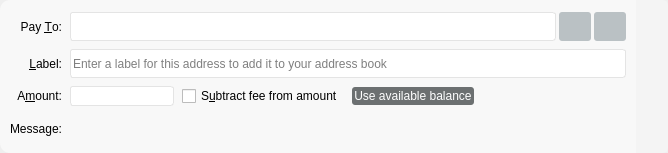
Qt form src/qt/forms/sendcoinsentry.ui (ecoinchain/ecoin) before a commit.
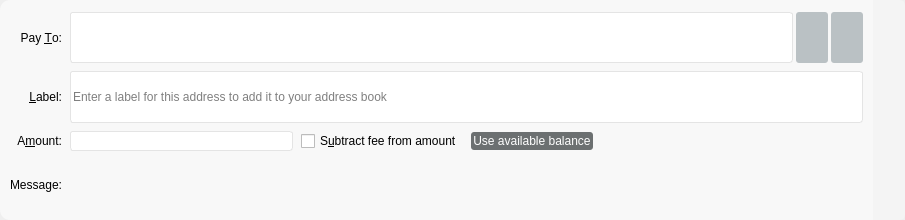
The same form after that commit. Icons and pictures are not drawn. Custom widgets are drawn as their Qt base class.

Commit message: make sure color is correct when linux uses dark theme

```diff
--- a/src/qt/forms/sendcoinsentry.ui
+++ b/src/qt/forms/sendcoinsentry.ui
@@ -6,12 +6,15 @@
    <rect>
     <x>0</x>
     <y>0</y>
-    <width>668</width>
-    <height>153</height>
+    <width>905</width>
+    <height>220</height>
    </rect>
   </property>
   <property name="styleSheet">
-   <string notr="true">QFrame {
+   <string notr="true">* {
+ color: #000000;
+}
+QFrame {
     border-width: 0px;
 }
 
@@ -34,6 +37,8 @@
 	border-color: rgb(228, 228, 228);
     border-style: solid;
     border-width: 1px;
+   
+	background-color: rgb(255, 255, 255);
 }
 
 #useAvailableBalanceButton {
@@ -66,9 +71,93 @@
     <widget class="QStackedWidget" name="stack">
      <property name="palette">
       <palette>
-       <active/>
-       <inactive/>
-       <disabled/>
+       <active>
+        <colorrole role="WindowText">
+         <brush brushstyle="SolidPattern">
+          <color alpha="255">
+           <red>0</red>
+           <green>0</green>
+           <blue>0</blue>
+          </color>
+         </brush>
+        </colorrole>
+        <colorrole role="Text">
+         <brush brushstyle="SolidPattern">
+          <color alpha="255">
+           <red>0</red>
+           <green>0</green>
+           <blue>0</blue>
+          </color>
+         </brush>
+        </colorrole>
+        <colorrole role="ButtonText">
+         <brush brushstyle="SolidPattern">
+          <color alpha="255">
+           <red>0</red>
+           <green>0</green>
+           <blue>0</blue>
+          </color>
+         </brush>
+        </colorrole>
+       </active>
+       <inactive>
+        <colorrole role="WindowText">
+         <brush brushstyle="SolidPattern">
+          <color alpha="255">
+           <red>0</red>
+           <green>0</green>
+           <blue>0</blue>
+          </color>
+         </brush>
+        </colorrole>
+        <colorrole role="Text">
+         <brush brushstyle="SolidPattern">
+          <color alpha="255">
+           <red>0</red>
+           <green>0</green>
+           <blue>0</blue>
+          </color>
+         </brush>
+        </colorrole>
+        <colorrole role="ButtonText">
+         <brush brushstyle="SolidPattern">
+          <color alpha="255">
+           <red>0</red>
+           <green>0</green>
+           <blue>0</blue>
+          </color>
+         </brush>
+        </colorrole>
+       </inactive>
+       <disabled>
+        <colorrole role="WindowText">
+         <brush brushstyle="SolidPattern">
+          <color alpha="255">
+           <red>0</red>
+           <green>0</green>
+           <blue>0</blue>
+          </color>
+         </brush>
+        </colorrole>
+        <colorrole role="Text">
+         <brush brushstyle="SolidPattern">
+          <color alpha="255">
+           <red>0</red>
+           <green>0</green>
+           <blue>0</blue>
+          </color>
+         </brush>
+        </colorrole>
+        <colorrole role="ButtonText">
+         <brush brushstyle="SolidPattern">
+          <color alpha="255">
+           <red>0</red>
+           <green>0</green>
+           <blue>0</blue>
+          </color>
+         </brush>
+        </colorrole>
+       </disabled>
       </palette>
      </property>
      <property name="focusPolicy">
@@ -301,9 +390,93 @@
            </property>
            <property name="palette">
             <palette>
-             <active/>
-             <inactive/>
-             <disabled/>
+             <active>
+              <colorrole role="WindowText">
+               <brush brushstyle="SolidPattern">
+                <color alpha="255">
+                 <red>0</red>
+                 <green>0</green>
+                 <blue>0</blue>
+                </color>
+               </brush>
+              </colorrole>
+              <colorrole role="Text">
+               <brush brushstyle="SolidPattern">
+                <color alpha="255">
+                 <red>0</red>
+                 <green>0</green>
+                 <blue>0</blue>
+                </color>
+               </brush>
+              </colorrole>
+              <colorrole role="ButtonText">
+               <brush brushstyle="SolidPattern">
+                <color alpha="255">
+                 <red>0</red>
+                 <green>0</green>
+                 <blue>0</blue>
+                </color>
+               </brush>
+              </colorrole>
+             </active>
+             <inactive>
+              <colorrole role="WindowText">
+               <brush brushstyle="SolidPattern">
+                <color alpha="255">
+                 <red>0</red>
+                 <green>0</green>
+                 <blue>0</blue>
+                </color>
+               </brush>
+              </colorrole>
+              <colorrole role="Text">
+               <brush brushstyle="SolidPattern">
+                <color alpha="255">
+                 <red>0</red>
+                 <green>0</green>
+                 <blue>0</blue>
+                </color>
+               </brush>
+              </colorrole>
+              <colorrole role="ButtonText">
+               <brush brushstyle="SolidPattern">
+                <color alpha="255">
+                 <red>0</red>
+                 <green>0</green>
+                 <blue>0</blue>
+                </color>
+               </brush>
+              </colorrole>
+             </inactive>
+             <disabled>
+              <colorrole role="WindowText">
+               <brush brushstyle="SolidPattern">
+                <color alpha="255">
+                 <red>0</red>
+                 <green>0</green>
+                 <blue>0</blue>
+                </color>
+               </brush>
+              </colorrole>
+              <colorrole role="Text">
+               <brush brushstyle="SolidPattern">
+                <color alpha="255">
+                 <red>0</red>
+                 <green>0</green>
+                 <blue>0</blue>
+                </color>
+               </brush>
+              </colorrole>
+              <colorrole role="ButtonText">
+               <brush brushstyle="SolidPattern">
+                <color alpha="255">
+                 <red>0</red>
+                 <green>0</green>
+                 <blue>0</blue>
+                </color>
+               </brush>
+              </colorrole>
+             </disabled>
             </palette>
            </property>
            <property name="toolTip">
```
Left out of the diff: 36 changed lines with no effect on the pictures. The commit also changes 4 other files.
